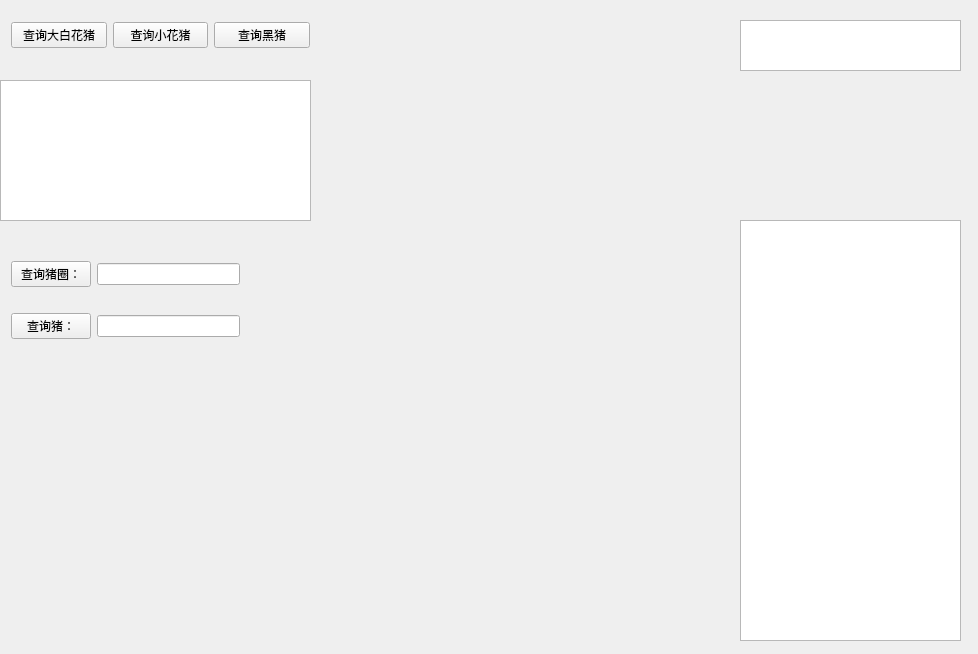
This is pig/widget.ui in yang314/pig as Qt 5 draws it before an edit. The edited form follows.
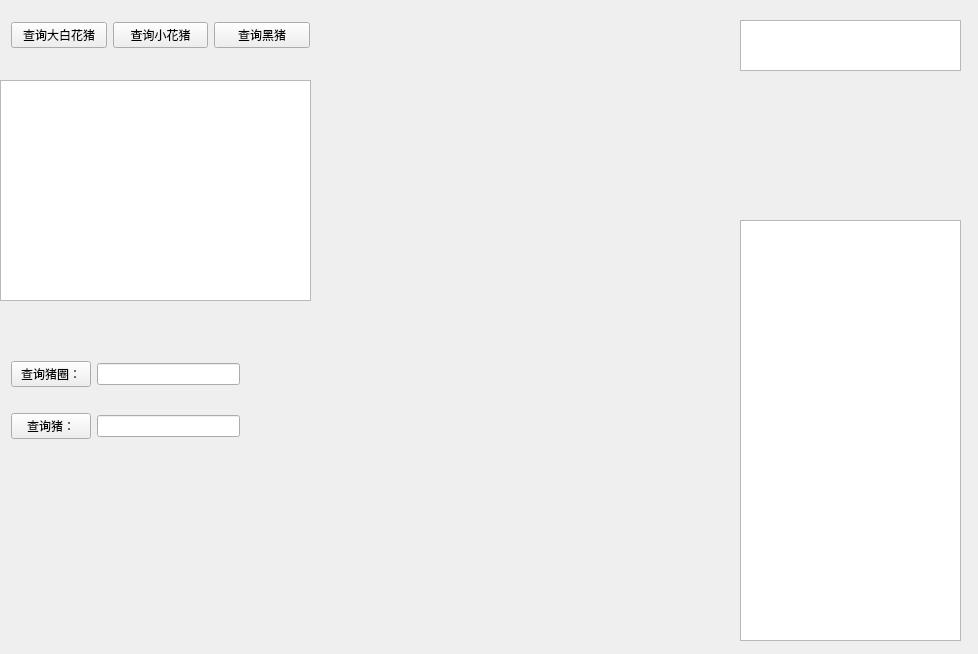
This is the edited form.

The edit to the form file:
```diff
--- a/pig/widget.ui
+++ b/pig/widget.ui
@@ -27,7 +27,7 @@
    <property name="geometry">
     <rect>
      <x>0</x>
-     <y>230</y>
+     <y>330</y>
      <width>251</width>
      <height>141</height>
     </rect>
@@ -94,9 +94,15 @@
      <x>0</x>
      <y>80</y>
      <width>311</width>
-     <height>141</height>
+     <height>221</height>
     </rect>
    </property>
+   <property name="font">
+    <font>
+     <family>Arial</family>
+     <pointsize>6</pointsize>
+    </font>
+   </property>
   </widget>
   <widget class="QTextEdit" name="timer">
    <property name="geometry">
```
Left out of the diff: 6 changed lines with no effect on the pictures.
